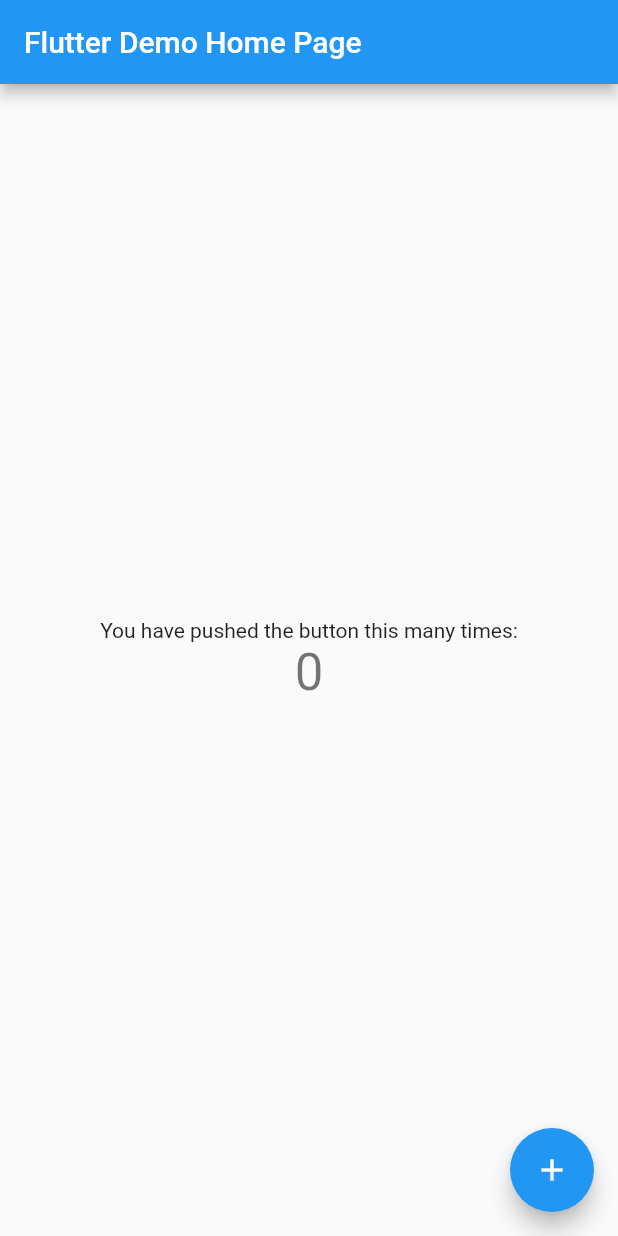
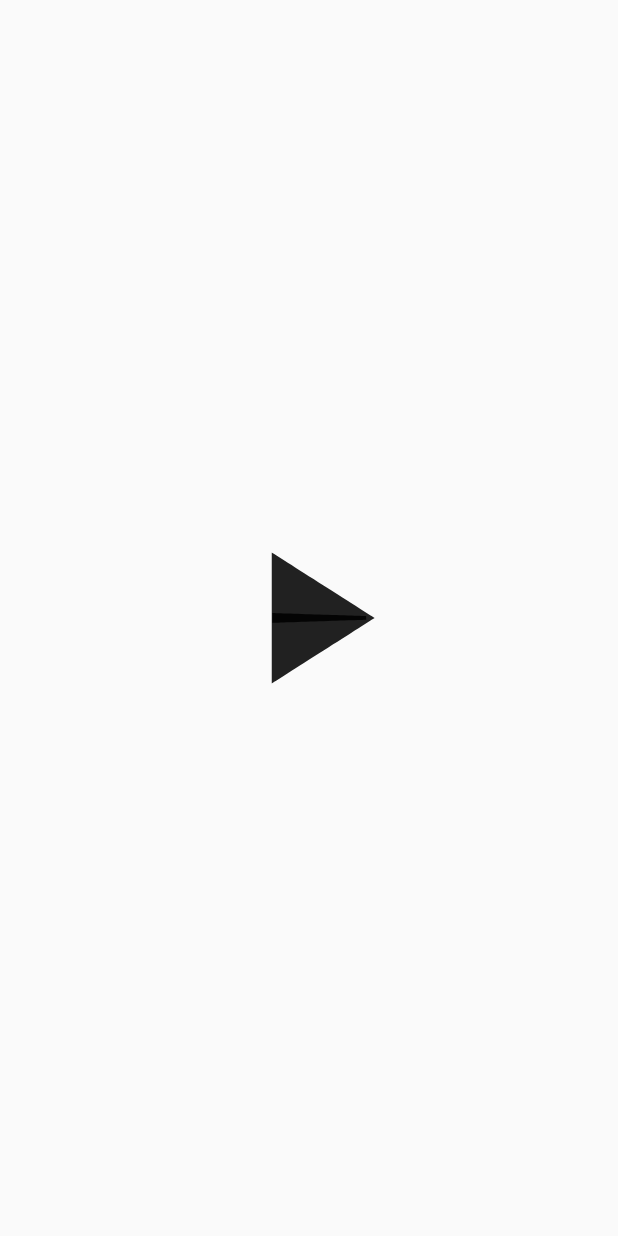
Before and after one commit to Galadima3/mylez, a Flutter app: the screen it shows after launch, on a phone screen of 412 x 824 dp. Run offline on Flutter 3.47's test engine with Material 2 defaults, Android fonts, the phone set to English and light mode, and no system bars.

```diff
--- /dev/null
+++ b/lib/animated_icons.dart
@@ -0,0 +1,55 @@
+// ignore_for_file: prefer_const_constructors
+
+import 'package:flutter/material.dart';
+
+class AnimatedIconsX extends StatefulWidget {
+  const AnimatedIconsX({Key? key}) : super(key: key);
+
+  @override
+  State<AnimatedIconsX> createState() => _AnimatedIconsXState();
+}
+
+class _AnimatedIconsXState extends State<AnimatedIconsX>
+    with SingleTickerProviderStateMixin {
+  // create the animation Controller
+  late AnimationController _animationController;
+  // initaliaze the animation controller
+  @override
+  void initState() {
+    _animationController =
+        AnimationController(vsync: this, duration: Duration(seconds: 1));
+    super.initState();
+  }
+
+  // method for when user taps Icon
+  bool videoPlaying = false;
+
+  void _iconTapped() {
+    if (videoPlaying == false) {
+      setState(() {
+        _animationController.forward();
+        videoPlaying == true;
+      });
+    } else {
+      setState(() {
+        _animationController.reverse();
+        videoPlaying == false;
+      });
+    }
+  }
+
+  @override
+  Widget build(BuildContext context) {
+    return Scaffold(
+      body: Center(
+          child: GestureDetector(
+            onTap: _iconTapped,
+            child: AnimatedIcon(
+              icon: AnimatedIcons.play_pause,
+              progress: _animationController,
+              size: 150,
+            ),
+          )),
+    );
+  }
+}
--- a/lib/main.dart
+++ b/lib/main.dart
@@ -1,8 +1,9 @@
 import 'package:flutter/material.dart';
+import 'package:mylez/animated_icons.dart';
 
-void main() {
-  runApp(const MyApp());
-}
+
+
+void main() => runApp(const MyApp());
 
 class MyApp extends StatelessWidget {
   const MyApp({Key? key}) : super(key: key);
@@ -11,105 +12,12 @@ class MyApp extends StatelessWidget {
   @override
   Widget build(BuildContext context) {
     return MaterialApp(
+      debugShowCheckedModeBanner: false,
       title: 'Flutter Demo',
       theme: ThemeData(
-        // This is the theme of your application.
-        //
-        // Try running your application with "flutter run". You'll see the
-        // application has a blue toolbar. Then, without quitting the app, try
-        // changing the primarySwatch below to Colors.green and then invoke
-        // "hot reload" (press "r" in the console where you ran "flutter run",
-        // or simply save your changes to "hot reload" in a Flutter IDE).
-        // Notice that the counter didn't reset back to zero; the application
-        // is not restarted.
         primarySwatch: Colors.blue,
       ),
-      home: const MyHomePage(title: 'Flutter Demo Home Page'),
+      home: const AnimatedIconsX(),
     );
   }
 }
-
-class MyHomePage extends StatefulWidget {
-  const MyHomePage({Key? key, required this.title}) : super(key: key);
-
-  // This widget is the home page of your application. It is stateful, meaning
-  // that it has a State object (defined below) that contains fields that affect
-  // how it looks.
-
-  // This class is the configuration for the state. It holds the values (in this
-  // case the title) provided by the parent (in this case the App widget) and
-  // used by the build method of the State. Fields in a Widget subclass are
-  // always marked "final".
-
-  final String title;
-
-  @override
-  State<MyHomePage> createState() => _MyHomePageState();
-}
-
-class _MyHomePageState extends State<MyHomePage> {
-  int _counter = 0;
-
-  void _incrementCounter() {
-    setState(() {
-      // This call to setState tells the Flutter framework that something has
-      // changed in this State, which causes it to rerun the build method below
-      // so that the display can reflect the updated values. If we changed
-      // _counter without calling setState(), then the build method would not be
-      // called again, and so nothing would appear to happen.
-      _counter++;
-    });
-  }
-
-  @override
-  Widget build(BuildContext context) {
-    // This method is rerun every time setState is called, for instance as done
-    // by the _incrementCounter method above.
-    //
-    // The Flutter framework has been optimized to make rerunning build methods
-    // fast, so that you can just rebuild anything that needs updating rather
-    // than having to individually change instances of widgets.
-    return Scaffold(
-      appBar: AppBar(
-        // Here we take the value from the MyHomePage object that was created by
-        // the App.build method, and use it to set our appbar title.
-        title: Text(widget.title),
-      ),
-      body: Center(
-        // Center is a layout widget. It takes a single child and positions it
-        // in the middle of the parent.
-        child: Column(
-          // Column is also a layout widget. It takes a list of children and
-          // arranges them vertically. By default, it sizes itself to fit its
-          // children horizontally, and tries to be as tall as its parent.
-          //
-          // Invoke "debug painting" (press "p" in the console, choose the
-          // "Toggle Debug Paint" action from the Flutter Inspector in Android
-          // Studio, or the "Toggle Debug Paint" command in Visual Studio Code)
-          // to see the wireframe for each widget.
-          //
-          // Column has various properties to control how it sizes itself and
-          // how it positions its children. Here we use mainAxisAlignment to
-          // center the children vertically; the main axis here is the vertical
-          // axis because Columns are vertical (the cross axis would be
-          // horizontal).
-          mainAxisAlignment: MainAxisAlignment.center,
-          children: <Widget>[
-            const Text(
-              'You have pushed the button this many times:',
-            ),
-            Text(
-              '$_counter',
-              style: Theme.of(context).textTheme.headline4,
-            ),
-          ],
-        ),
-      ),
-      floatingActionButton: FloatingActionButton(
-        onPressed: _incrementCounter,
-        tooltip: 'Increment',
-        child: const Icon(Icons.add),
-      ), // This trailing comma makes auto-formatting nicer for build methods.
-    );
-  }
-}
```
Also changed, not shown: lib/homepage.dart (added, +42 -0 lines), lib/text_field.dart (added, +67 -0 lines).
